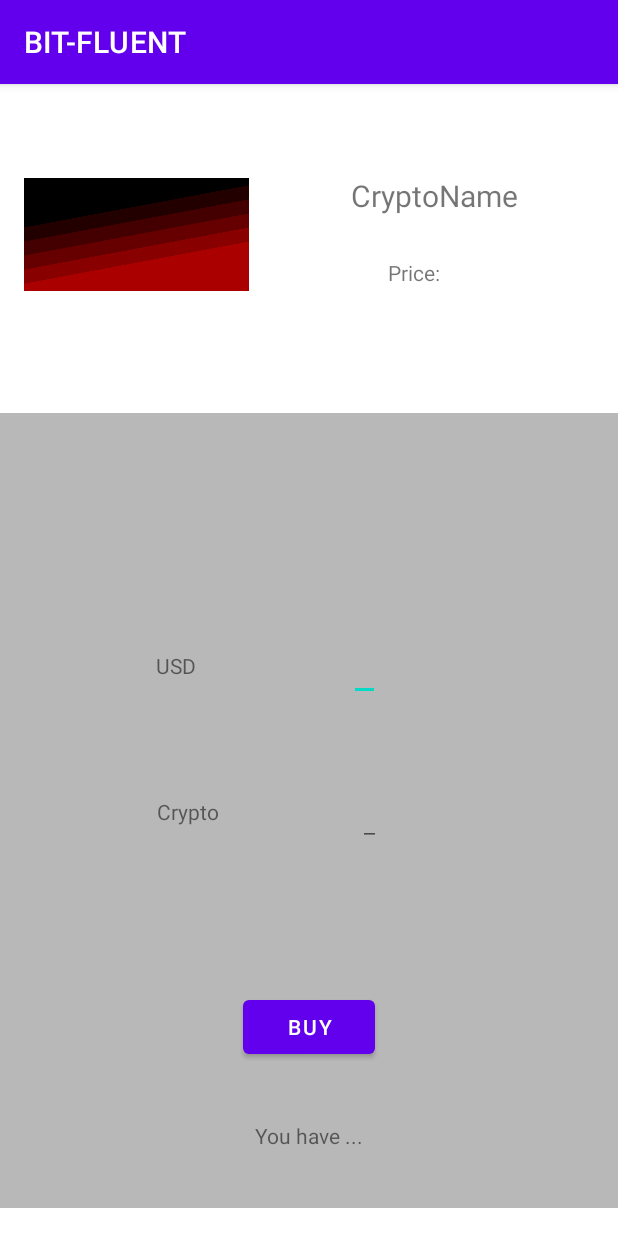
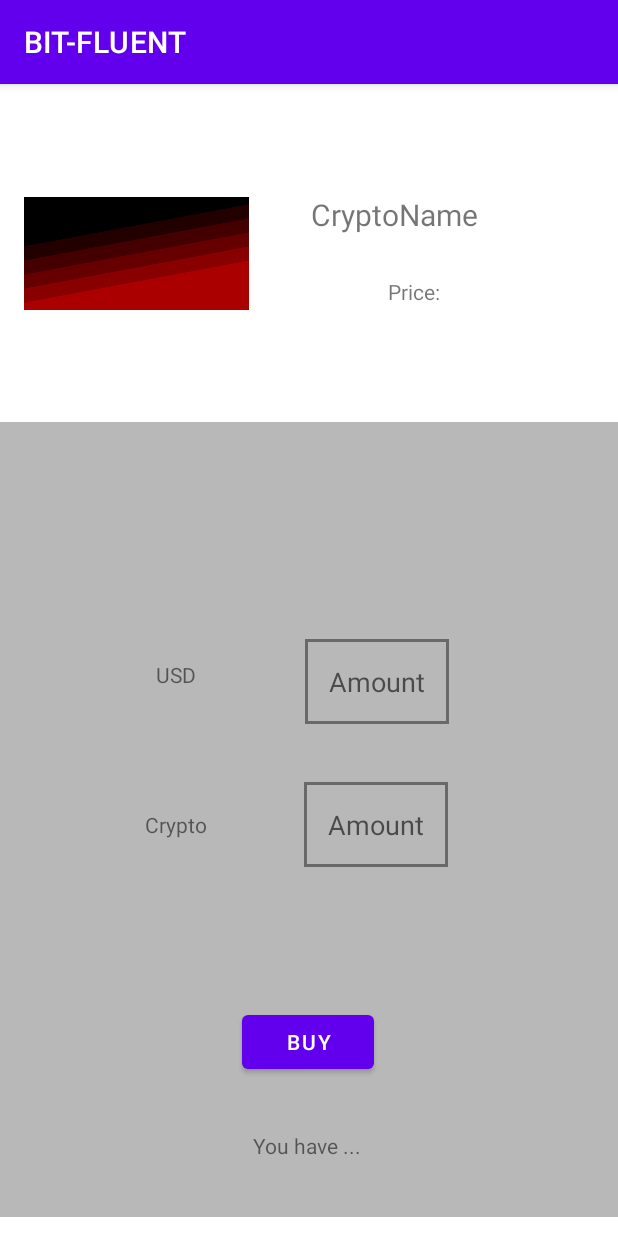
Before and after one commit to LaurentBaj/CryptoApp, an Android app: the FifthActivity screen opened directly, with no data from a screen before it, on a phone screen of 412 x 824 dp. Run offline under Robolectric (Android 15) with nearby library versions, the phone set to English and light mode, and no system bars.

Commit message:
Screen Three Layout Design

```diff
--- a/app/src/main/AndroidManifest.xml
+++ b/app/src/main/AndroidManifest.xml
@@ -11,7 +11,8 @@
         android:roundIcon="@drawable/prosperity"
         android:supportsRtl="true"
         android:theme="@style/Theme.AndroidExam">
-        <activity android:name=".SixthActivity"></activity>
+        <activity android:name=".ThirdActivity"></activity>
+        <activity android:name=".SixthActivity" />
         <activity android:name=".FifthActivity" />
         <activity android:name=".FourthActivity" />
         <activity
--- a/app/src/main/java/com/example/androidexam/SplashActivity.kt
+++ b/app/src/main/java/com/example/androidexam/SplashActivity.kt
@@ -4,6 +4,7 @@ import android.content.Intent
 import androidx.appcompat.app.AppCompatActivity
 import android.os.Bundle
 import android.os.Handler
+import android.widget.TextView
 
 class SplashActivity : AppCompatActivity() {
     override fun onCreate(savedInstanceState: Bundle?) {
--- a/app/src/main/res/layout/activity_fifth.xml
+++ b/app/src/main/res/layout/activity_fifth.xml
@@ -11,14 +11,14 @@
         android:id="@+id/constraintLayout"
         android:layout_width="match_parent"
         android:layout_height="200dp"
-        app:layout_constraintBottom_toTopOf="@+id/textView"
+        app:layout_constraintBottom_toTopOf="@+id/constraintLayout2"
         app:layout_constraintEnd_toEndOf="parent"
-        app:layout_constraintHorizontal_bias="0.0"
+        app:layout_constraintHorizontal_bias="0.5"
         app:layout_constraintStart_toStartOf="parent"
         app:layout_constraintTop_toTopOf="parent">
 
         <ImageView
-            android:id="@+id/imageView"
+            android:id="@+id/fifthImage"
             android:layout_width="150dp"
             android:layout_height="150dp"
             android:src="@drawable/ic_slanted_gradient"
@@ -29,19 +29,21 @@
             app:layout_constraintTop_toTopOf="parent" />
 
         <TextView
-            android:id="@+id/textView6"
+            android:id="@+id/fifthHeaderName"
             android:layout_width="wrap_content"
             android:layout_height="wrap_content"
+            android:layout_marginEnd="52dp"
             android:text="CryptoName"
             android:textSize="20sp"
             app:layout_constraintBottom_toBottomOf="parent"
             app:layout_constraintEnd_toEndOf="parent"
             app:layout_constraintHorizontal_bias="0.503"
-            app:layout_constraintStart_toEndOf="@+id/imageView"
+            app:layout_constraintStart_toEndOf="@+id/fifthImage"
             app:layout_constraintTop_toTopOf="parent"
             app:layout_constraintVertical_bias="0.352" />
 
         <TextView
+            android:id="@+id/fifthHeaderPrice"
             android:layout_width="wrap_content"
             android:layout_height="wrap_content"
             android:text="Price: "
@@ -49,24 +51,26 @@
             app:layout_constraintBottom_toBottomOf="parent"
             app:layout_constraintEnd_toEndOf="parent"
             app:layout_constraintHorizontal_bias="0.446"
-            app:layout_constraintStart_toEndOf="@+id/imageView"
-            app:layout_constraintTop_toBottomOf="@+id/textView6"
+            app:layout_constraintStart_toEndOf="@+id/fifthImage"
+            app:layout_constraintTop_toBottomOf="@+id/fifthHeaderName"
             app:layout_constraintVertical_bias="0.301" />
 
 
     </androidx.constraintlayout.widget.ConstraintLayout>
 
     <androidx.constraintlayout.widget.ConstraintLayout
+        android:id="@+id/constraintLayout2"
         android:layout_width="match_parent"
         android:layout_height="530dp"
         android:background="@color/grey"
         app:layout_constraintBottom_toBottomOf="parent"
         app:layout_constraintEnd_toEndOf="parent"
+        app:layout_constraintHorizontal_bias="0.0"
         app:layout_constraintStart_toStartOf="parent"
         app:layout_constraintTop_toBottomOf="@+id/constraintLayout">
 
         <TextView
-            android:id="@+id/textView4"
+            android:id="@+id/fifthLabelMoney"
             android:layout_width="wrap_content"
             android:layout_height="wrap_content"
             android:text="USD"
@@ -78,38 +82,48 @@
             app:layout_constraintVertical_bias="0.311" />
 
         <EditText
-            android:id="@+id/editText"
+            android:id="@+id/editTextBuy"
             android:layout_width="wrap_content"
             android:layout_height="wrap_content"
+            android:background="@drawable/square"
+            android:hint="Amount"
+            android:padding="16dp"
+            android:inputType="number"
             app:layout_constraintBottom_toBottomOf="parent"
             app:layout_constraintEnd_toEndOf="parent"
             app:layout_constraintHorizontal_bias="0.392"
-            app:layout_constraintStart_toEndOf="@+id/textView4"
+            app:layout_constraintStart_toEndOf="@+id/fifthLabelMoney"
             app:layout_constraintTop_toTopOf="parent"
-            app:layout_constraintVertical_bias="0.303" />
+            app:layout_constraintVertical_bias="0.305" />
+
 
         <TextView
-            android:id="@+id/textView5"
+            android:id="@+id/fifthLabelCrypto"
             android:layout_width="wrap_content"
             android:layout_height="wrap_content"
+            android:layout_marginBottom="252dp"
             android:text="Crypto"
             app:layout_constraintBottom_toBottomOf="parent"
-            app:layout_constraintEnd_toStartOf="@+id/editText2"
-            app:layout_constraintHorizontal_bias="0.53"
+            app:layout_constraintEnd_toEndOf="parent"
+            app:layout_constraintHorizontal_bias="0.26"
             app:layout_constraintStart_toStartOf="parent"
-            app:layout_constraintTop_toBottomOf="@+id/textView4"
-            app:layout_constraintVertical_bias="0.234" />
+            app:layout_constraintTop_toBottomOf="@+id/fifthLabelMoney"
+            app:layout_constraintVertical_bias="1.0" />
 
         <EditText
-            android:id="@+id/editText2"
-            android:layout_width="15dp"
-            android:layout_height="45dp"
-            app:layout_constraintBottom_toBottomOf="parent"
+            android:id="@+id/editTextCrypto"
+            android:layout_width="wrap_content"
+            android:layout_height="wrap_content"
+            android:background="@drawable/square"
+            android:hint="Amount"
+            android:padding="16dp"
+            android:inputType="number"
+            app:layout_constraintBottom_toTopOf="@+id/button"
             app:layout_constraintEnd_toEndOf="parent"
-            app:layout_constraintHorizontal_bias="0.601"
-            app:layout_constraintStart_toStartOf="parent"
-            app:layout_constraintTop_toBottomOf="@+id/editText"
-            app:layout_constraintVertical_bias="0.175" />
+            app:layout_constraintHorizontal_bias="0.365"
+            app:layout_constraintStart_toEndOf="@+id/fifthLabelCrypto"
+            app:layout_constraintTop_toBottomOf="@+id/editTextBuy"
+            app:layout_constraintVertical_bias="0.292" />
 
         <Button
             android:id="@+id/button"
@@ -118,20 +132,23 @@
             android:text="Buy"
             app:layout_constraintBottom_toBottomOf="parent"
             app:layout_constraintEnd_toEndOf="parent"
-            app:layout_constraintHorizontal_bias="0.5"
+            app:layout_constraintHorizontal_bias="0.498"
             app:layout_constraintStart_toStartOf="parent"
-            app:layout_constraintTop_toBottomOf="@+id/editText2" />
-
+            app:layout_constraintTop_toBottomOf="@+id/fifthLabelCrypto"
+            app:layout_constraintVertical_bias="0.546" />
 
         <TextView
+            android:id="@+id/fifthInfo"
             android:layout_width="wrap_content"
             android:layout_height="wrap_content"
             android:text="You have ..."
+            android:inputType="number"
             app:layout_constraintBottom_toBottomOf="parent"
             app:layout_constraintEnd_toEndOf="parent"
-            app:layout_constraintHorizontal_bias="0.5"
+            app:layout_constraintHorizontal_bias="0.498"
             app:layout_constraintStart_toStartOf="parent"
-            app:layout_constraintTop_toBottomOf="@+id/button" />
+            app:layout_constraintTop_toBottomOf="@+id/button"
+            app:layout_constraintVertical_bias="0.486" />
 
     </androidx.constraintlayout.widget.ConstraintLayout>
 
--- a/app/src/main/res/layout/item_crypto_view.xml
+++ b/app/src/main/res/layout/item_crypto_view.xml
@@ -10,7 +10,7 @@
     <RelativeLayout
         android:padding="16dp"
         android:layout_width="match_parent"
-        android:layout_height="wrap_content"
+        android:layout_height="match_parent"
         android:background="@drawable/square"
         android:layout_margin="2dp">
 
```
Also changed, not shown: app/src/main/java/com/example/androidexam/SecondActivity.kt (+8 -0 lines), app/src/main/java/com/example/androidexam/ThirdActivity.kt (added, +11 -0 lines), app/src/main/res/layout/activity_second.xml (+18 -2 lines), app/src/main/res/layout/activity_sixth.xml (+37 -28 lines), app/src/main/res/layout/activity_third.xml (added, +62 -0 lines).
